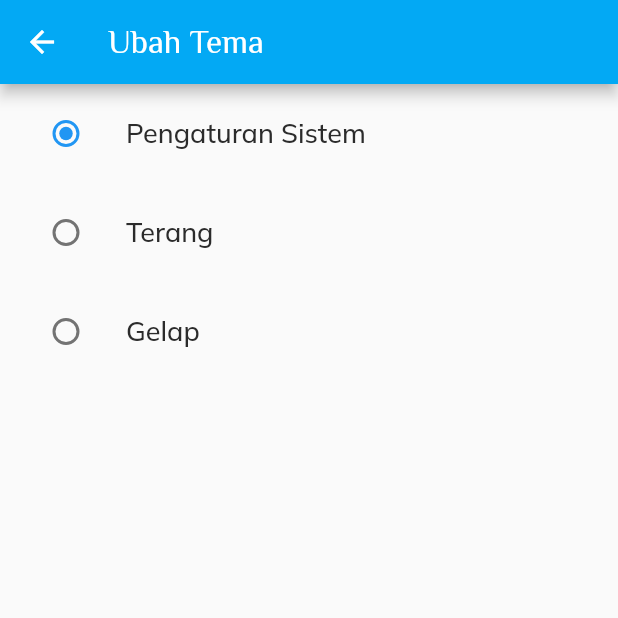
After one commit to GTHGHT/messaging_app, a Flutter app: the ThemeModeScreen screen opened by its route, on a phone screen of 412 x 824 dp, the top half of it. The commit adds this screen. Run offline on Flutter 3.47's test engine with Material 2 defaults, Android fonts, the phone set to English and light mode, and no system bars; our stand-ins replace cloud_firestore, firebase_auth, firebase_core, firebase_storage, flutter_secure_storage, image_cropper and 3 more; accounts and stored records are empty.

Commit message:
add change theme feature

```diff
--- /dev/null
+++ b/lib/screens/ThemeModeScreen.dart
@@ -0,0 +1,88 @@
+import 'package:flutter/material.dart';
+import 'package:messaging_app/utils/theme_mode_data.dart';
+import 'package:provider/provider.dart';
+
+class ThemeModeScreen extends StatelessWidget {
+  const ThemeModeScreen({Key? key}) : super(key: key);
+
+  void showSnackBar(BuildContext context, String message) {
+    ScaffoldMessenger.of(context)
+      ..clearSnackBars()
+      ..showSnackBar(
+        SnackBar(
+          content: Text(message),
+        ),
+      );
+  }
+
+  @override
+  Widget build(BuildContext context) {
+    return Scaffold(
+      appBar: AppBar(
+        title: Text("Ubah Tema"),
+      ),
+      body: Column(
+        children: [
+          ListTileRadio(
+            titleString: "Pengaturan Sistem",
+            onTap: () {
+              context.read<ThemeModeData>().changeTheme(ThemeMode.system);
+              showSnackBar(context,
+                  "Tema berubah menjadi Pengaturan Sistem");
+            },
+            groupValue: context.watch<ThemeModeData>().themeMode,
+            value: ThemeMode.system,
+          ),
+          ListTileRadio(
+            titleString: "Terang",
+            onTap: () {
+              context.read<ThemeModeData>().changeTheme(ThemeMode.light);
+              showSnackBar(context, "Tema berubah menjadi Terang");
+            },
+            groupValue: context.watch<ThemeModeData>().themeMode,
+            value: ThemeMode.light,
+          ),
+          ListTileRadio(
+            titleString: "Gelap",
+            onTap: () {
+              context.read<ThemeModeData>().changeTheme(ThemeMode.dark);
+              showSnackBar(context, "Tema berubah menjadi Gelap");
+            },
+            groupValue: context.watch<ThemeModeData>().themeMode,
+            value: ThemeMode.dark,
+          ),
+        ],
+      ),
+    );
+  }
+}
+
+class ListTileRadio extends StatelessWidget {
+  final String titleString;
+  final VoidCallback onTap;
+  final Object groupValue;
+  final Object value;
+
+  const ListTileRadio({
+    Key? key,
+    required this.titleString,
+    required this.onTap,
+    required this.groupValue,
+    required this.value,
+  }) : super(key: key);
+
+  @override
+  Widget build(BuildContext context) {
+    return ListTile(
+      title: Text(titleString),
+      onTap: onTap,
+      leading: Radio(
+        value: value,
+        groupValue: groupValue,
+        onChanged: (value) {
+          onTap();
+        },
+      ),
+    );
+  }
+}
--- a/lib/screens/settings_page.dart
+++ b/lib/screens/settings_page.dart
@@ -43,7 +43,7 @@ class SettingsPage extends StatelessWidget {
           leading: Icon(Icons.color_lens),
           title: Text("Ubah Tema"),
           trailing: Icon(Icons.navigate_next),
-          onTap: () {},
+          onTap: () => Navigator.pushNamed(context, '/change_theme_mode'),
         ),
         ListTile(
           leading: Icon(Icons.logout),
```
Also changed, not shown: lib/main.dart (+11 -2 lines).
